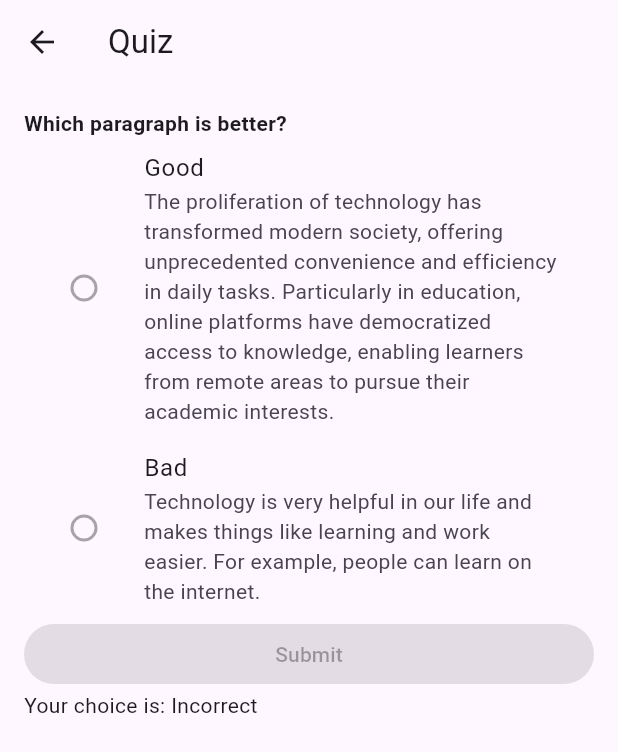
After one commit to Manoutofpower/essay_scorer, a Flutter app: the QuizPage screen opened directly, after a tap on "Submit", on a phone screen of 412 x 824 dp. The commit adds this screen. Shown: the top 752 px of the screen. Run offline on Flutter 3.47's test engine with Material 3 defaults, Android fonts, the phone set to English and light mode, and no system bars; our stand-ins replace dio; network calls fail.

Commit message:
SSSCRRX-53 Quizpage and dynamic

```diff
--- a/lib/Pages/mainpage.dart
+++ b/lib/Pages/mainpage.dart
@@ -29,7 +29,7 @@ class MainPage extends StatelessWidget {
         crossAxisCount: 2,
         children: <Widget>[
           _buildCard('Have Passed', '** Tasks', Icons.hotel_outlined, context),
-          _buildCard('Kept Learning', '1 Days', Icons.directions_walk_outlined, context),
+          _buildCard('Kept Learning', '$keptLearningDays Days', Icons.directions_walk_outlined, context),
           _buildCard('Tasks', '', Icons.assignment, context, onTap: () => Navigator.push(context, MaterialPageRoute(builder: (context) => TasksPage()))),
           _buildCard('Saved Questions', '${favoriteQuestions.length} questions', Icons.bookmark, context,  onTap: () => Navigator.push(context, MaterialPageRoute(builder: (context) => FavoritesPage()))),
           _buildCard('Daily Improvement', '', Icons.lightbulb_outline, context),
--- /dev/null
+++ b/lib/Pages/quizpage.dart
@@ -0,0 +1,79 @@
+import 'dart:math';
+import 'package:flutter/material.dart';
+import '../models/quizquestions.dart';
+
+class QuizPage extends StatefulWidget {
+  @override
+  _QuizPageState createState() => _QuizPageState();
+}
+
+class _QuizPageState extends State<QuizPage> {
+  late Quiz selectedQuiz;
+  String? selectedAnswer;
+  bool isSubmitted = false;
+  @override
+  void initState() {
+    super.initState();
+    selectedQuiz = quizzes[Random().nextInt(quizzes.length)];
+  }
+
+  void submitAnswer() {
+    if (!isSubmitted) {
+      setState(() {
+        isSubmitted = true;
+      });
+    }
+  }
+
+  @override
+  Widget build(BuildContext context) {
+    return Scaffold(
+      appBar: AppBar(
+        title: Text("Quiz"),
+      ),
+      body: ListView(
+        padding: EdgeInsets.all(16.0),
+        children: <Widget>[
+          Text(
+            "Which paragraph is better?",
+            style: TextStyle(fontWeight: FontWeight.bold),
+          ),
+          ListTile(
+            title: Text("Good"),
+            subtitle: Text(selectedQuiz.goodParagraph),
+            leading: Radio<String>(
+              value: "Good",
+              groupValue: selectedAnswer,
+              onChanged: isSubmitted ? null : (value) {
+                setState(() {
+                  selectedAnswer = value;
+                });
+              },
+            ),
+          ),
+          ListTile(
+            title: Text("Bad"),
+            subtitle: Text(selectedQuiz.badParagraph),
+            leading: Radio<String>(
+              value: "Bad",
+              groupValue: selectedAnswer,
+              onChanged: isSubmitted ? null : (value) {
+                setState(() {
+                  selectedAnswer = value;
+                });
+              },
+            ),
+          ),
+          ElevatedButton(
+            onPressed: isSubmitted ? null : submitAnswer,
+            child: Text("Submit"),
+          ),
+          if (isSubmitted)
+            Text(
+              "Your choice is: ${selectedAnswer == "Good" ? "Correct" : "Incorrect"}",
+            ),
+        ],
+      ),
+    );
+  }
+}
--- /dev/null
+++ b/lib/models/quizquestions.dart
@@ -0,0 +1,24 @@
+class Quiz {
+  final String goodParagraph;
+  final String badParagraph;
+  final String goodExplanation;
+  final String badExplanation;
+
+  Quiz({required this.goodParagraph, required this.badParagraph, required this.goodExplanation, required this.badExplanation});
+}
+
+final List<Quiz> quizzes = [
+  Quiz(
+    goodParagraph: "The proliferation of technology has transformed modern society, offering unprecedented convenience and efficiency in daily tasks. Particularly in education, online platforms have democratized access to knowledge, enabling learners from remote areas to pursue their academic interests.",
+    badParagraph: "Technology is very helpful in our life and makes things like learning and work easier. For example, people can learn on the internet.",
+    goodExplanation: "Coherence: The good paragraph clearly outlines the impact of technology with specific examples. Lexical: It employs a diverse vocabulary that accurately conveys complex ideas. Grammar: The sentence structure is varied and grammatically correct.",
+    badExplanation: "Coherence: The bad paragraph lacks detailed examples and fails to fully develop the idea. Lexical: The vocabulary is repetitive and basic, not effectively conveying nuanced thoughts. Grammar: The paragraph uses simple sentence structures, limiting the expression of complex ideas.",
+  ),
+  Quiz(
+    goodParagraph: "Globalization has fostered cultural exchange and understanding, enriching societies by introducing them to foreign customs and traditions. This cultural amalgamation has spurred innovation in culinary arts, fashion, and even in the workplace, promoting a more inclusive global community.",
+    badParagraph: "Globalization is good because it makes different cultures come together. People get to know more about other cultures and this is very interesting.",
+    goodExplanation: "Coherence: The good paragraph provides a cogent argument with concrete examples of globalization's impact on culture. Lexical: A rich lexicon is used to discuss the nuances of cultural exchange. Grammar: Complex grammatical structures are correctly utilized, enhancing the clarity and sophistication of the argument.",
+    badExplanation: "Coherence: The bad paragraph presents a vague and undeveloped idea of cultural exchange. Lexical: The use of a limited and repetitive vocabulary fails to capture the depth of cultural interactions. Grammar: Predominantly simple sentences are used, which do not allow for the detailed exploration of the topic.",
+  ),
+  // Add more quizzes as needed
+];
```
